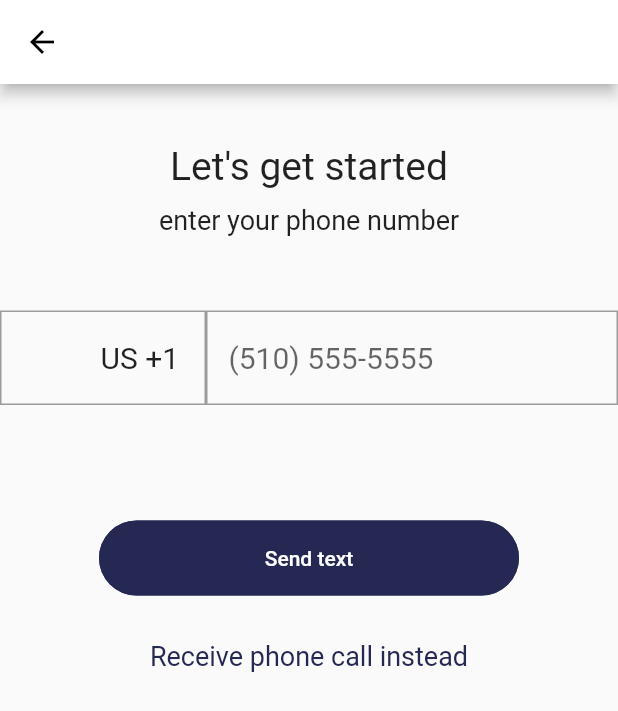
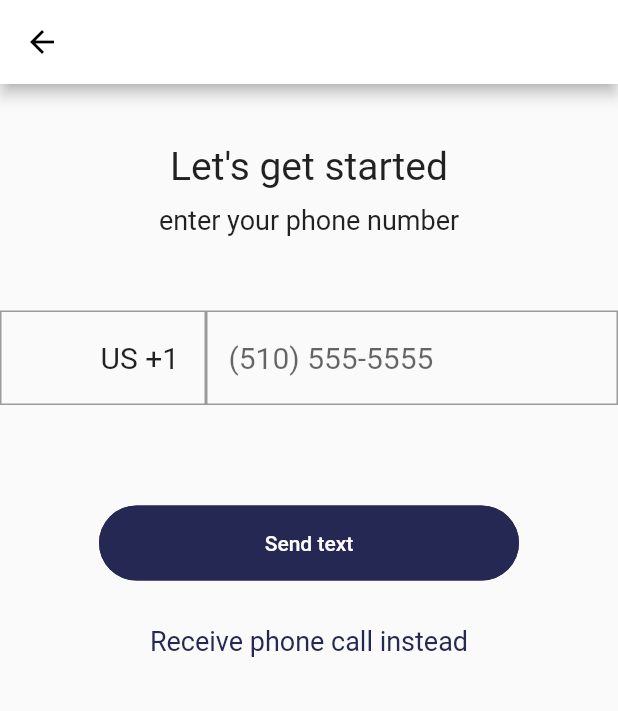
Before and after one commit to ekayy/alike_learning, a Flutter app: the screen it shows after launch, after a tap on "Sign Up", on a phone screen of 412 x 824 dp. Shown: the top 711 px of the screen. Run offline on Flutter 3.47's test engine with Material 2 defaults, Android fonts, the phone set to English and light mode, and no system bars; our stand-ins replace email_validator, flutter_masked_text, flutter_svg, pin_code_text_field.

Commit message:
Use const for performance

```diff
--- a/lib/src/auth/sign_up_phone_screen.dart
+++ b/lib/src/auth/sign_up_phone_screen.dart
@@ -1,4 +1,3 @@
-import 'package:alike_learning/src/auth/sign_up_email.dart';
 import 'package:flutter/cupertino.dart';
 import 'package:flutter/material.dart';
 import 'package:alike_learning/src/common/button.dart';
@@ -15,7 +14,7 @@ class _SignUpPhoneScreenState extends State<SignUpPhoneScreen> {
   final _phoneIsoController = TextEditingController(text: 'US +1');
   final _phoneController = MaskedTextController(mask: '(000) 000-0000');
   final _pinController = TextEditingController();
-  final _formKey = GlobalKey<FormState>();
+  final _phoneFormKey = GlobalKey<FormState>();
 
   bool showPicker = false;
   bool showVerification = false;
@@ -26,7 +25,7 @@ class _SignUpPhoneScreenState extends State<SignUpPhoneScreen> {
 
   Widget phoneInput() {
     return Form(
-      key: _formKey,
+      key: _phoneFormKey,
       child: Container(
         height: 90,
         child: Row(
@@ -42,20 +41,19 @@ class _SignUpPhoneScreenState extends State<SignUpPhoneScreen> {
                 decoration: InputDecoration(
                   hintText: 'US +1',
                   border: OutlineInputBorder(
-                    borderSide: BorderSide(
+                    borderSide: const BorderSide(
                         width: 1, color: Color.fromRGBO(151, 151, 151, 1.0)),
                     borderRadius: BorderRadius.zero,
                   ),
                   focusedBorder: OutlineInputBorder(
-                    borderSide: BorderSide(
+                    borderSide: const BorderSide(
                         width: 1, color: Color.fromRGBO(151, 151, 151, 1.0)),
                     borderRadius: BorderRadius.zero,
                   ),
-                  // errorBorder: InputBorder.none,
-                  contentPadding:
-                      EdgeInsets.only(left: 15, bottom: 20, top: 20, right: 15),
+                  contentPadding: const EdgeInsets.only(
+                      left: 15, bottom: 20, top: 20, right: 15),
                 ),
-                style: TextStyle(
+                style: const TextStyle(
                   fontSize: 20.0,
                 ),
                 onTap: () {
@@ -71,17 +69,17 @@ class _SignUpPhoneScreenState extends State<SignUpPhoneScreen> {
                   decoration: InputDecoration(
                     hintText: '(510) 555-5555',
                     border: OutlineInputBorder(
-                      borderSide: BorderSide(
+                      borderSide: const BorderSide(
                           width: 1, color: Color.fromRGBO(151, 151, 151, 1.0)),
                       borderRadius: BorderRadius.zero,
                     ),
                     focusedBorder: OutlineInputBorder(
-                      borderSide: BorderSide(
+                      borderSide: const BorderSide(
                           width: 1, color: Color.fromRGBO(151, 151, 151, 1.0)),
                       borderRadius: BorderRadius.zero,
                     ),
                     // errorBorder: InputBorder.none,
-                    contentPadding: EdgeInsets.only(
+                    contentPadding: const EdgeInsets.only(
                         left: 15, bottom: 20, top: 20, right: 15),
                   ),
                   inputFormatters: [WhitelistingTextInputFormatter.digitsOnly],
@@ -94,7 +92,7 @@ class _SignUpPhoneScreenState extends State<SignUpPhoneScreen> {
                     }
                     return null;
                   },
-                  style: TextStyle(
+                  style: const TextStyle(
                     fontSize: 20.0,
                   ),
                   onTap: () {
@@ -108,14 +106,16 @@ class _SignUpPhoneScreenState extends State<SignUpPhoneScreen> {
   }
 
   Widget pinInput() {
-    return Container(
+    return Column(
+      children: <Widget>[
+        Container(
           width: MediaQuery.of(context).size.width,
           decoration: BoxDecoration(
               border: Border.all(color: Color.fromRGBO(151, 151, 151, 1.0))),
           child: Center(
             child: PinCodeTextField(
-          pinBoxOuterPadding:
-              EdgeInsets.only(left: 15, bottom: 15, top: 15, right: 15),
+              pinBoxOuterPadding: const EdgeInsets.only(
+                  left: 15, bottom: 15, top: 15, right: 15),
               autofocus: true,
               controller: _pinController,
               highlight: true,
@@ -128,7 +128,7 @@ class _SignUpPhoneScreenState extends State<SignUpPhoneScreen> {
               hasError: hasError,
               onTextChanged: (text) {
                 setState(() {
-              hasError = false;
+                  hasError = true;
                 });
               },
               onDone: (text) {
@@ -139,7 +139,8 @@ class _SignUpPhoneScreenState extends State<SignUpPhoneScreen> {
               pinBoxHeight: 40,
               pinBoxRadius: 40,
               wrapAlignment: WrapAlignment.spaceAround,
-          pinBoxDecoration: ProvidedPinBoxDecoration.defaultPinBoxDecoration,
+              pinBoxDecoration:
+                  ProvidedPinBoxDecoration.defaultPinBoxDecoration,
               pinTextStyle: TextStyle(fontSize: 18.0),
               pinTextAnimatedSwitcherTransition:
                   ProvidedPinBoxTextAnimation.scalingTransition,
@@ -147,6 +148,14 @@ class _SignUpPhoneScreenState extends State<SignUpPhoneScreen> {
               keyboardType: TextInputType.number,
             ),
           ),
+        ),
+        Visibility(
+          child: Text(
+            "Wrong PIN!",
+          ),
+          visible: hasError,
+        ),
+      ],
     );
   }
 
@@ -160,21 +169,21 @@ class _SignUpPhoneScreenState extends State<SignUpPhoneScreen> {
           children: <Widget>[
             Column(
               children: [
-                SizedBox(height: 40),
+                const SizedBox(height: 40),
                 Text('Let\'s get started',
-                    style: TextStyle(
+                    style: const TextStyle(
                       fontSize: 26,
                     )),
-                SizedBox(height: 10),
+                const SizedBox(height: 10),
                 Text(
                   'enter your phone number',
-                  style: TextStyle(
+                  style: const TextStyle(
                     fontSize: 18,
                   ),
                 ),
-                SizedBox(height: 50),
+                const SizedBox(height: 50),
                 (!showVerification ? (phoneInput()) : pinInput()),
-                SizedBox(height: 50),
+                const SizedBox(height: 40),
                 (!showVerification
                     ? (Button(
                         text: (!showVerification ? 'Send text' : 'Confirm'),
@@ -187,24 +196,21 @@ class _SignUpPhoneScreenState extends State<SignUpPhoneScreen> {
                                   .replaceAll(numberRegex, ''));
 
                           // send SMS code and show PIN field
-                          if (_formKey.currentState.validate()) {
+                          if (_phoneFormKey.currentState.validate()) {
                             setState(() => showVerification = true);
                           }
                         }))
                     : (Button(
                         text: 'Confirm',
                         onPress: () {
-                          Navigator.push(
-                            context,
-                            MaterialPageRoute(
-                                builder: (context) => AuthCreateAccount()),
-                          );
+                          // Need to show error if pin invalid
+                          Navigator.pushNamed(context, '/signUpEmail');
                         }))),
-                SizedBox(height: 30),
+                const SizedBox(height: 30),
                 (!showVerification
                     ? Text(
                         'Receive phone call instead',
-                        style: TextStyle(
+                        style: const TextStyle(
                           color: Color(0xFF262854),
                           fontSize: 18,
                         ),
--- a/lib/src/auth/sign_up_splash_screen.dart
+++ b/lib/src/auth/sign_up_splash_screen.dart
@@ -15,9 +15,9 @@ class SignUpSplashScreen extends StatelessWidget {
               children: <Widget>[
                 SvgPicture.asset('assets/icons/logo.svg',
                     semanticsLabel: 'Alike logo'),
-                SizedBox(height: 10),
+                const SizedBox(height: 20),
                 Text('Tell your story and find love',
-                    style: TextStyle(fontSize: 20)),
+                    style: const TextStyle(fontSize: 20)),
               ],
             ),
             Column(
@@ -28,7 +28,7 @@ class SignUpSplashScreen extends StatelessWidget {
                     Navigator.pushNamed(context, '/signUpPhone');
                   },
                 ),
-                SizedBox(height: 20),
+                const SizedBox(height: 20),
                 Button(
                   secondary: true,
                   text: 'Login',
```
Lines whose indentation alone changed are shown as unchanged.
